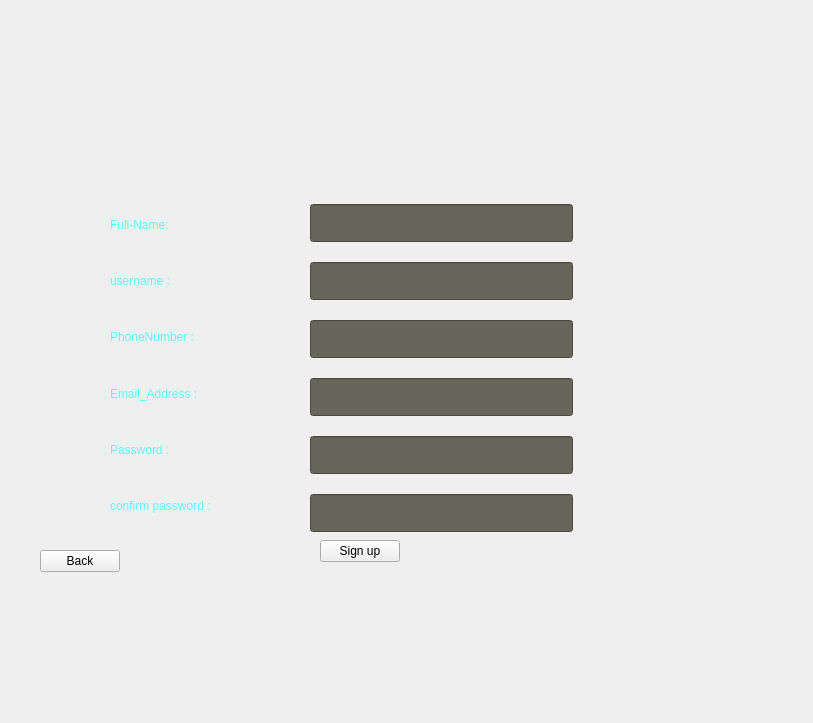
First picture: the form in Client/mainwindow.ui, repository Amirmahdi-AM/Plants-VS-Zombies, before the edit.
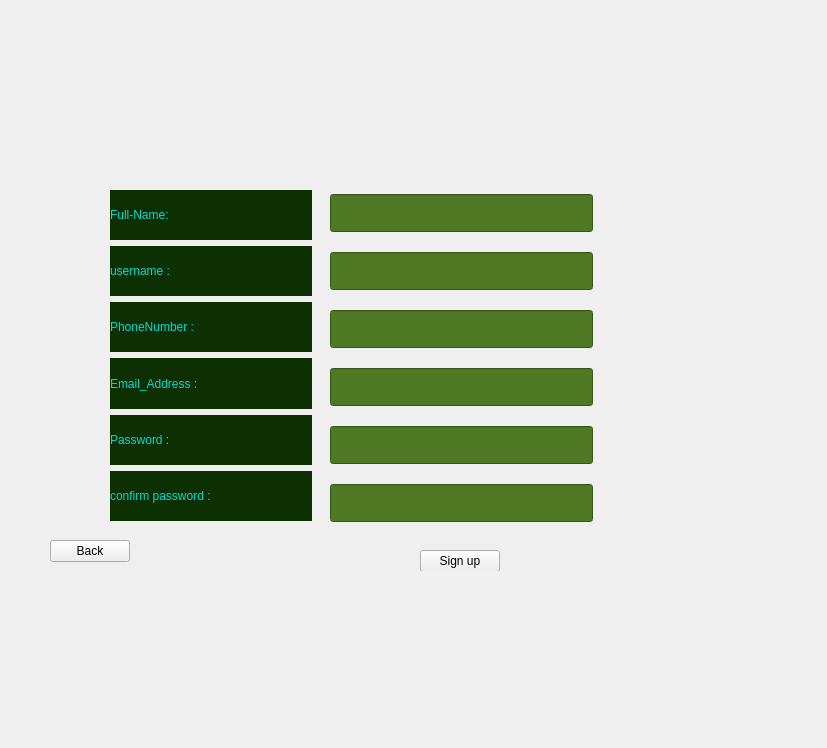
Second picture: the form after the edit. The open tabs and pages were chosen to show the change.

Commit message: Text colore and line edit box colore changed

What changed in the file:
```diff
--- a/Client/mainwindow.ui
+++ b/Client/mainwindow.ui
@@ -6,8 +6,8 @@
    <rect>
     <x>0</x>
     <y>0</y>
-    <width>813</width>
-    <height>723</height>
+    <width>827</width>
+    <height>748</height>
    </rect>
   </property>
   <property name="windowTitle">
@@ -20,8 +20,8 @@
    <widget class="QStackedWidget" name="GameControl">
     <property name="geometry">
      <rect>
-      <x>-10</x>
-      <y>10</y>
+      <x>0</x>
+      <y>0</y>
       <width>701</width>
       <height>571</height>
      </rect>
@@ -217,19 +217,6 @@
      </widget>
     </widget>
     <widget class="QWidget" name="Signup">
-     <widget class="QPushButton" name="SignupCheck">
-      <property name="geometry">
-       <rect>
-        <x>330</x>
-        <y>530</y>
-        <width>80</width>
-        <height>22</height>
-       </rect>
-      </property>
-      <property name="text">
-       <string>Sign up</string>
-      </property>
-     </widget>
      <widget class="QPushButton" name="Back">
       <property name="geometry">
        <rect>
@@ -246,7 +233,7 @@
      <widget class="QWidget" name="layoutWidget">
       <property name="geometry">
        <rect>
-        <x>320</x>
+        <x>330</x>
         <y>180</y>
         <width>263</width>
         <height>361</height>
@@ -257,13 +244,17 @@
         <widget class="QLineEdit" name="lineEdit_3">
          <property name="font">
           <font>
-           <family>SWIsot3</family>
+           <family>Sitka Display Semibold</family>
            <pointsize>16</pointsize>
+           <italic>false</italic>
+           <bold>true</bold>
           </font>
          </property>
          <property name="styleSheet">
-          <string notr="true">background-color: rgb(104, 101, 91);
-color: rgb(255, 255, 255);</string>
+          <string notr="true">background-color: rgb(8, 199, 46);
+background-color: rgb(80, 121, 37);
+color: rgb(5, 5, 255);
+font: 600 16pt &quot;Sitka Display Semibold&quot;;</string>
          </property>
         </widget>
        </item>
@@ -271,13 +262,17 @@
         <widget class="QLineEdit" name="lineEdit_4">
          <property name="font">
           <font>
-           <family>SWIsot3</family>
+           <family>Sitka Display Semibold</family>
            <pointsize>16</pointsize>
+           <italic>false</italic>
+           <bold>true</bold>
           </font>
          </property>
          <property name="styleSheet">
-          <string notr="true">background-color: rgb(104, 101, 91);
-color: rgb(255, 255, 255);</string>
+          <string notr="true">background-color: rgb(8, 199, 46);
+background-color: rgb(80, 121, 37);
+color: rgb(5, 5, 255);
+font: 600 16pt &quot;Sitka Display Semibold&quot;;</string>
          </property>
         </widget>
        </item>
@@ -285,13 +280,17 @@
         <widget class="QLineEdit" name="lineEdit_5">
          <property name="font">
           <font>
-           <family>SWIsot3</family>
+           <family>Sitka Display Semibold</family>
            <pointsize>16</pointsize>
+           <italic>false</italic>
+           <bold>true</bold>
           </font>
          </property>
          <property name="styleSheet">
-          <string notr="true">background-color: rgb(104, 101, 91);
-color: rgb(255, 255, 255);</string>
+          <string notr="true">background-color: rgb(8, 199, 46);
+background-color: rgb(80, 121, 37);
+color: rgb(5, 5, 255);
+font: 600 16pt &quot;Sitka Display Semibold&quot;;</string>
          </property>
         </widget>
        </item>
@@ -299,13 +298,17 @@
         <widget class="QLineEdit" name="lineEdit_6">
          <property name="font">
           <font>
-           <family>SWIsot3</family>
+           <family>Sitka Display Semibold</family>
            <pointsize>16</pointsize>
+           <italic>false</italic>
+           <bold>true</bold>
           </font>
          </property>
          <property name="styleSheet">
-          <string notr="true">background-color: rgb(104, 101, 91);
-color: rgb(255, 255, 255);</string>
+          <string notr="true">background-color: rgb(8, 199, 46);
+background-color: rgb(80, 121, 37);
+color: rgb(5, 5, 255);
+font: 600 16pt &quot;Sitka Display Semibold&quot;;</string>
          </property>
         </widget>
        </item>
@@ -313,13 +316,17 @@
         <widget class="QLineEdit" name="lineEdit_7">
          <property name="font">
           <font>
-           <family>SWIsot3</family>
+           <family>Sitka Display Semibold</family>
            <pointsize>16</pointsize>
+           <italic>false</italic>
+           <bold>true</bold>
           </font>
          </property>
          <property name="styleSheet">
-          <string notr="true">background-color: rgb(104, 101, 91);
-color: rgb(255, 255, 255);</string>
+          <string notr="true">background-color: rgb(8, 199, 46);
+background-color: rgb(80, 121, 37);
+color: rgb(5, 5, 255);
+font: 600 16pt &quot;Sitka Display Semibold&quot;;</string>
          </property>
         </widget>
        </item>
@@ -327,13 +334,17 @@
         <widget class="QLineEdit" name="lineEdit_8">
          <property name="font">
           <font>
-           <family>SWIsot3</family>
+           <family>Sitka Display Semibold</family>
            <pointsize>16</pointsize>
+           <italic>false</italic>
+           <bold>true</bold>
           </font>
          </property>
          <property name="styleSheet">
-          <string notr="true">background-color: rgb(104, 101, 91);
-color: rgb(255, 255, 255);</string>
+          <string notr="true">background-color: rgb(8, 199, 46);
+background-color: rgb(80, 121, 37);
+color: rgb(5, 5, 255);
+font: 600 16pt &quot;Sitka Display Semibold&quot;;</string>
          </property>
         </widget>
        </item>
@@ -342,7 +353,7 @@
      <widget class="QWidget" name="layoutWidget">
       <property name="geometry">
        <rect>
-        <x>120</x>
+        <x>110</x>
         <y>190</y>
         <width>202</width>
         <height>331</height>
@@ -352,8 +363,9 @@
        <item>
         <widget class="QLabel" name="label_3">
          <property name="styleSheet">
-          <string notr="true">color: rgb(85, 255, 249);
-font: 18pt &quot;SimSun-ExtB&quot;;</string>
+          <string notr="true">color: rgb(3, 218, 211);
+font: 700 24pt &quot;Tw Cen MT Condensed&quot;;
+background-color: rgb(12, 48, 2);</string>
          </property>
          <property name="text">
           <string>Full-Name:</string>
@@ -363,8 +375,9 @@
        <item>
         <widget class="QLabel" name="label_5">
          <property name="styleSheet">
-          <string notr="true">color: rgb(85, 255, 249);
-font: 18pt &quot;SimSun-ExtB&quot;;</string>
+          <string notr="true">color: rgb(3, 218, 211);
+font: 700 24pt &quot;Tw Cen MT Condensed&quot;;
+background-color: rgb(12, 48, 2);</string>
          </property>
          <property name="text">
           <string>username : </string>
@@ -374,8 +387,9 @@
        <item>
         <widget class="QLabel" name="label_4">
          <property name="styleSheet">
-          <string notr="true">color: rgb(85, 255, 249);
-font: 18pt &quot;SimSun-ExtB&quot;;</string>
+          <string notr="true">color: rgb(3, 218, 211);
+font: 700 24pt &quot;Tw Cen MT Condensed&quot;;
+background-color: rgb(12, 48, 2);</string>
          </property>
          <property name="text">
           <string>PhoneNumber : </string>
@@ -385,8 +399,9 @@
        <item>
         <widget class="QLabel" name="label_6">
          <property name="styleSheet">
-          <string notr="true">color: rgb(85, 255, 249);
-font: 18pt &quot;SimSun-ExtB&quot;;</string>
+          <string notr="true">color: rgb(3, 218, 211);
+font: 700 24pt &quot;Tw Cen MT Condensed&quot;;
+background-color: rgb(12, 48, 2);</string>
          </property>
          <property name="text">
           <string>Email_Address : </string>
@@ -396,8 +411,9 @@
        <item>
         <widget class="QLabel" name="label_7">
          <property name="styleSheet">
-          <string notr="true">color: rgb(85, 255, 249);
-font: 18pt &quot;SimSun-ExtB&quot;;</string>
+          <string notr="true">color: rgb(3, 218, 211);
+font: 700 24pt &quot;Tw Cen MT Condensed&quot;;
+background-color: rgb(12, 48, 2);</string>
          </property>
          <property name="text">
           <string>Password : </string>
@@ -407,8 +423,9 @@
        <item>
         <widget class="QLabel" name="label_9">
          <property name="styleSheet">
-          <string notr="true">color: rgb(85, 255, 249);
-font: 18pt &quot;SimSun-ExtB&quot;;</string>
+          <string notr="true">color: rgb(3, 218, 211);
+font: 700 24pt &quot;Tw Cen MT Condensed&quot;;
+background-color: rgb(12, 48, 2);</string>
          </property>
          <property name="text">
           <string>confirm password : </string>
@@ -417,6 +434,19 @@
        </item>
       </layout>
      </widget>
+     <widget class="QPushButton" name="SignupCheck">
+      <property name="geometry">
+       <rect>
+        <x>420</x>
+        <y>550</y>
+        <width>80</width>
+        <height>22</height>
+       </rect>
+      </property>
+      <property name="text">
+       <string>Sign up</string>
+      </property>
+     </widget>
     </widget>
    </widget>
   </widget>
```
Left out of the diff: 41 changed lines with no effect on the pictures. The commit also changes 1 other file.
